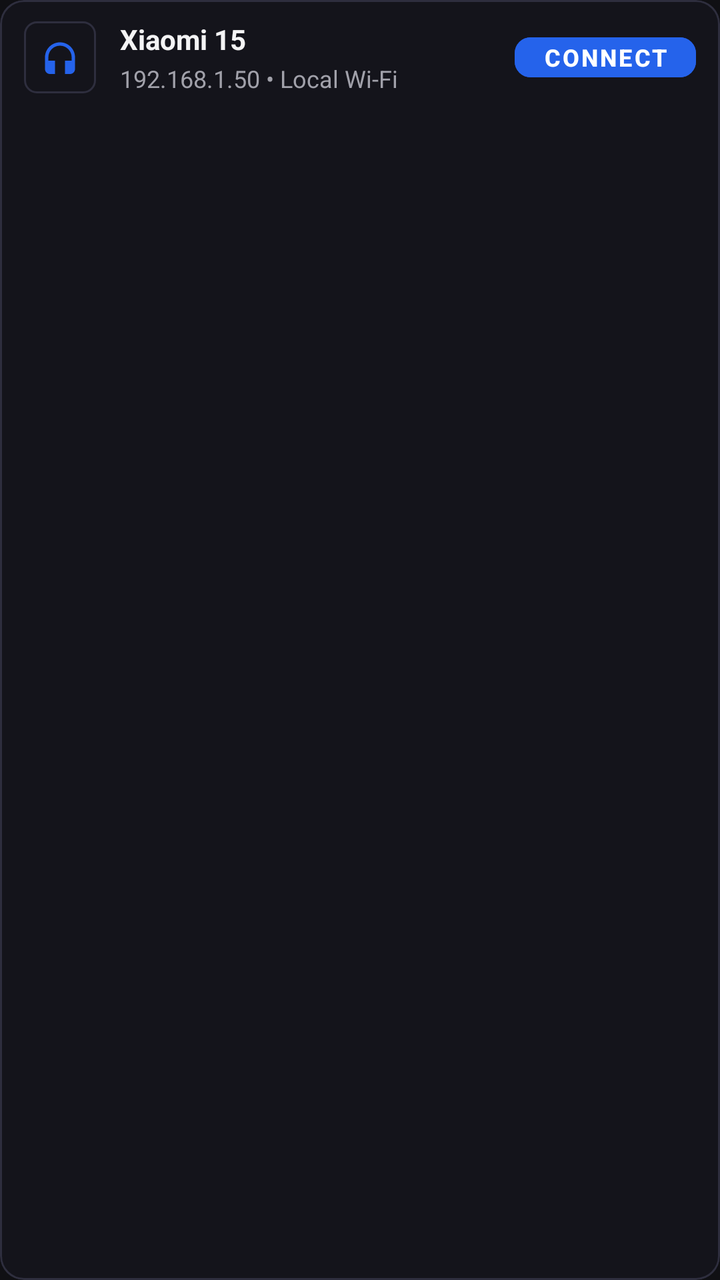
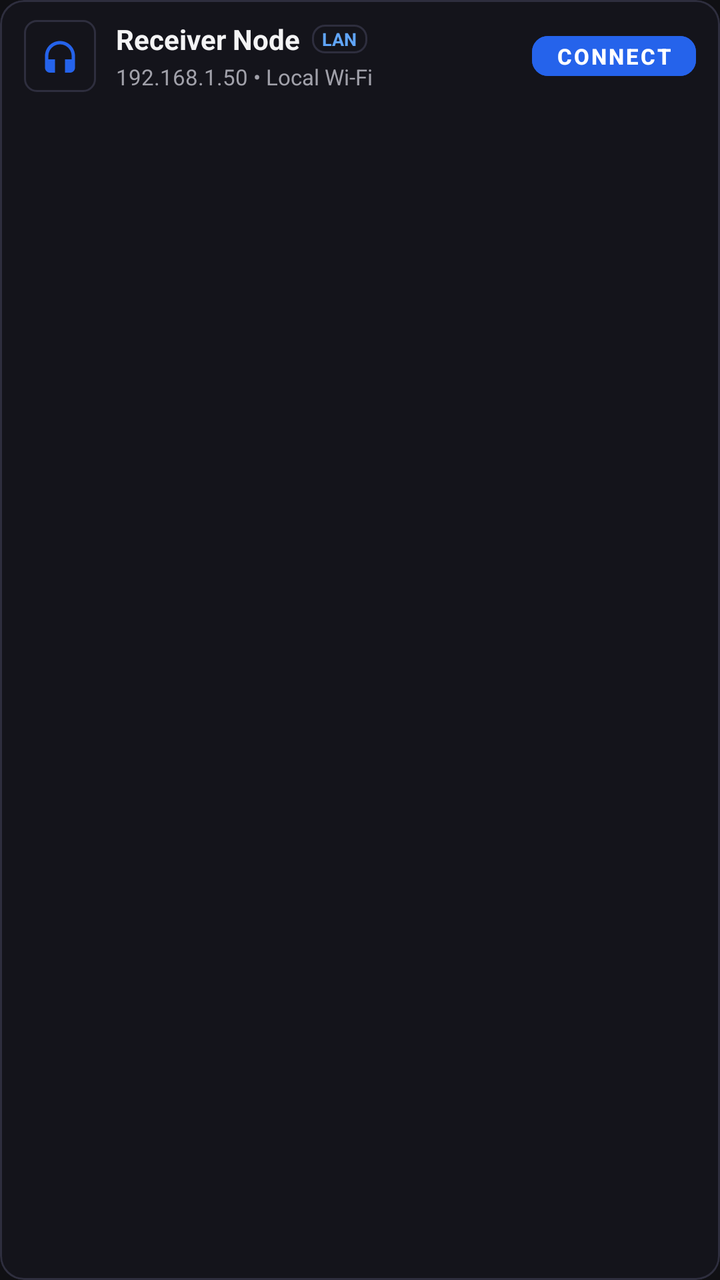

An Android layout rendered at two revisions. The XML below is the earlier revision; the diff shows what the commit changed to produce the second picture.
<!-- AndroidManifest.xml: application theme Theme.AudioStreamer -->
<!-- res/layout/item_connection_device.xml -->
<?xml version="1.0" encoding="utf-8"?>
<com.google.android.material.card.MaterialCardView
    xmlns:android="http://schemas.android.com/apk/res/android"
    xmlns:app="http://schemas.android.com/apk/res-auto"
    android:id="@+id/card_connection_device"
    android:layout_width="match_parent"
    android:layout_height="wrap_content"
    android:layout_marginBottom="8dp"
    android:clickable="true"
    android:focusable="true"
    android:foreground="?attr/selectableItemBackground"
    app:cardCornerRadius="12dp"
    app:cardElevation="0dp"
    app:strokeColor="@color/card_stroke"
    app:strokeWidth="1dp"
    app:cardBackgroundColor="@color/input_bg">

    <LinearLayout
        android:layout_width="match_parent"
        android:layout_height="wrap_content"
        android:orientation="horizontal"
        android:gravity="center_vertical"
        android:paddingStart="12dp"
        android:paddingEnd="12dp"
        android:paddingTop="10dp"
        android:paddingBottom="10dp">

        
        <FrameLayout
            android:layout_width="36dp"
            android:layout_height="36dp"
            android:background="@drawable/bg_stat_badge"
            android:layout_marginEnd="12dp">

            <ImageView
                android:id="@+id/iv_device_icon"
                android:layout_width="20dp"
                android:layout_height="20dp"
                android:layout_gravity="center"
                android:src="@drawable/ic_receiver"
                app:tint="@color/primary" />
        </FrameLayout>

        
        <LinearLayout
            android:layout_width="0dp"
            android:layout_height="wrap_content"
            android:layout_weight="1"
            android:orientation="vertical">

            <LinearLayout
                android:layout_width="wrap_content"
                android:layout_height="wrap_content"
                android:orientation="horizontal"
                android:gravity="center_vertical">

                <TextView
                    android:id="@+id/tv_device_name"
                    android:layout_width="wrap_content"
                    android:layout_height="wrap_content"
                    android:text="Xiaomi 15"
                    android:textSize="14sp"
                    android:textStyle="bold"
                    android:textColor="@color/text_primary"
                    android:maxLines="1"
                    android:ellipsize="end" />

                
                <View
                    android:id="@+id/view_active_dot"
                    android:layout_width="6dp"
                    android:layout_height="6dp"
                    android:layout_marginStart="8dp"
                    android:background="@drawable/bg_badge"
                    android:backgroundTint="@color/status_green"
                    android:visibility="gone" />
            </LinearLayout>

            <TextView
                android:id="@+id/tv_device_details"
                android:layout_width="wrap_content"
                android:layout_height="wrap_content"
                android:text="192.168.1.50 • Local Wi-Fi"
                android:textSize="12sp"
                android:textColor="@color/text_secondary"
                android:maxLines="3"
                android:lineSpacingExtra="2dp"
                android:ellipsize="end"
                android:layout_marginTop="2dp" />
        </LinearLayout>

        
        <LinearLayout
            android:layout_width="wrap_content"
            android:layout_height="wrap_content"
            android:orientation="horizontal"
            android:gravity="center_vertical">

            
            <com.google.android.material.button.MaterialButton
                android:id="@+id/btn_device_disconnect"
                style="@style/Widget.MaterialComponents.Button.OutlinedButton"
                android:layout_width="wrap_content"
                android:layout_height="32dp"
                android:minHeight="0dp"
                android:minWidth="0dp"
                android:paddingLeft="10dp"
                android:paddingRight="10dp"
                android:paddingTop="0dp"
                android:paddingBottom="0dp"
                android:textSize="11sp"
                android:textStyle="bold"
                android:textColor="@color/status_red"
                app:strokeColor="@color/status_red"
                app:strokeWidth="1dp"
                app:cornerRadius="8dp"
                android:text="Disconnect"
                android:visibility="gone" />

            
            <com.google.android.material.button.MaterialButton
                android:id="@+id/btn_device_connect"
                style="@style/Widget.MaterialComponents.Button.UnelevatedButton"
                android:layout_width="wrap_content"
                android:layout_height="32dp"
                android:minHeight="0dp"
                android:minWidth="0dp"
                android:paddingLeft="14dp"
                android:paddingRight="14dp"
                android:paddingTop="0dp"
                android:paddingBottom="0dp"
                android:textSize="12sp"
                android:textStyle="bold"
                android:backgroundTint="@color/primary"
                android:textColor="@color/white"
                app:cornerRadius="8dp"
                android:text="Connect" />
        </LinearLayout>
    </LinearLayout>
</com.google.android.material.card.MaterialCardView>
<!-- resources referenced by this layout -->
<resources>
  <color name="card_stroke">#2E2E3E</color>
  <color name="input_bg">#14141B</color>
  <color name="primary">#2563EB</color>
  <color name="status_green">#10B981</color>
  <color name="status_red">#EF4444</color>
  <color name="text_primary">#F4F4F5</color>
  <color name="text_secondary">#A1A1AA</color>
  <color name="white">#FFFFFFFF</color>
  <!-- drawable bg_badge (drawable) -->
  <?xml version="1.0" encoding="utf-8"?>
  <shape xmlns:android="http://schemas.android.com/apk/res/android"
      android:shape="rectangle">
      <corners android:radius="6dp" />
      <solid android:color="#757575" />
  </shape>
  <!-- drawable bg_stat_badge (drawable) -->
  <?xml version="1.0" encoding="utf-8"?>
  <shape xmlns:android="http://schemas.android.com/apk/res/android"
      android:shape="rectangle">
      <corners android:radius="6dp" />
      <solid android:color="@color/input_bg" />
      <stroke
          android:width="1dp"
          android:color="@color/card_stroke" />
  </shape>
  <!-- drawable ic_receiver (drawable) -->
  <vector xmlns:android="http://schemas.android.com/apk/res/android"
      android:width="24dp"
      android:height="24dp"
      android:viewportWidth="24"
      android:viewportHeight="24">
      <path
          android:fillColor="#FFFFFFFF"
          android:pathData="M12,3c-4.97,0 -9,4.03 -9,9v7c0,1.66 1.34,3 3,3h3v-8L5,14v-2c0,-3.87 3.13,-7 7,-7s7,3.13 7,7v2l-4,0v8h3c1.66,0 3,-1.34 3,-3v-7c0,-4.97 -4.03,-9 -9,-9z"/>
  </vector>
  <style name="Theme.AudioStreamer" parent="Theme.MaterialComponents.NoActionBar">
          <item name="colorPrimary">@color/primary</item>
          <item name="colorPrimaryVariant">@color/primary_variant</item>
          <item name="colorOnPrimary">@color/white</item>
          <item name="colorSecondary">@color/secondary</item>
          <item name="colorSecondaryVariant">@color/secondary_variant</item>
          <item name="colorOnSecondary">@color/white</item>
          <item name="android:windowBackground">@color/bg_screen</item>
          <item name="android:statusBarColor">@color/bg_screen</item>
          <item name="android:navigationBarColor">@color/bg_screen</item>
          <item name="android:windowLightStatusBar">false</item>
      </style>
  <color name="primary_variant">#1D4ED8</color>
  <color name="secondary">#0D9488</color>
  <color name="secondary_variant">#0F766E</color>
  <color name="bg_screen">#101014</color>
</resources>

<!-- the commit's change to res/layout/item_connection_device.xml (unified diff, before → after) -->
@@ -18,123 +18,202 @@
     <LinearLayout
         android:layout_width="match_parent"
         android:layout_height="wrap_content"
-        android:orientation="horizontal"
-        android:gravity="center_vertical"
+        android:orientation="vertical"
         android:paddingStart="12dp"
         android:paddingEnd="12dp"
         android:paddingTop="10dp"
         android:paddingBottom="10dp">
 
         
-        <FrameLayout
-            android:layout_width="36dp"
-            android:layout_height="36dp"
-            android:background="@drawable/bg_stat_badge"
-            android:layout_marginEnd="12dp">
-
-            <ImageView
-                android:id="@+id/iv_device_icon"
-                android:layout_width="20dp"
-                android:layout_height="20dp"
-                android:layout_gravity="center"
-                android:src="@drawable/ic_receiver"
-                app:tint="@color/primary" />
-        </FrameLayout>
-
-        
         <LinearLayout
-            android:layout_width="0dp"
-            android:layout_height="wrap_content"
-            android:layout_weight="1"
-            android:orientation="vertical">
-
-            <LinearLayout
-                android:layout_width="wrap_content"
-                android:layout_height="wrap_content"
-                android:orientation="horizontal"
-                android:gravity="center_vertical">
-
-                <TextView
-                    android:id="@+id/tv_device_name"
-                    android:layout_width="wrap_content"
-                    android:layout_height="wrap_content"
-                    android:text="Xiaomi 15"
-                    android:textSize="14sp"
-                    android:textStyle="bold"
-                    android:textColor="@color/text_primary"
-                    android:maxLines="1"
-                    android:ellipsize="end" />
-
-                
-                <View
-                    android:id="@+id/view_active_dot"
-                    android:layout_width="6dp"
-                    android:layout_height="6dp"
-                    android:layout_marginStart="8dp"
-                    android:background="@drawable/bg_badge"
-                    android:backgroundTint="@color/status_green"
-                    android:visibility="gone" />
-            </LinearLayout>
-
-            <TextView
-                android:id="@+id/tv_device_details"
-                android:layout_width="wrap_content"
-                android:layout_height="wrap_content"
-                android:text="192.168.1.50 • Local Wi-Fi"
-                android:textSize="12sp"
-                android:textColor="@color/text_secondary"
-                android:maxLines="3"
-                android:lineSpacingExtra="2dp"
-                android:ellipsize="end"
-                android:layout_marginTop="2dp" />
-        </LinearLayout>
-
-        
-        <LinearLayout
-            android:layout_width="wrap_content"
+            android:layout_width="match_parent"
             android:layout_height="wrap_content"
             android:orientation="horizontal"
             android:gravity="center_vertical">
 
             
-            <com.google.android.material.button.MaterialButton
-                android:id="@+id/btn_device_disconnect"
-                style="@style/Widget.MaterialComponents.Button.OutlinedButton"
+            <FrameLayout
+                android:layout_width="36dp"
+                android:layout_height="36dp"
+                android:background="@drawable/bg_stat_badge"
+                android:layout_marginEnd="10dp">
+
+                <ImageView
+                    android:id="@+id/iv_device_icon"
+                    android:layout_width="20dp"
+                    android:layout_height="20dp"
+                    android:layout_gravity="center"
+                    android:src="@drawable/ic_receiver"
+                    app:tint="@color/primary" />
+            </FrameLayout>
+
+            
+            <LinearLayout
+                android:layout_width="0dp"
+                android:layout_height="wrap_content"
+                android:layout_weight="1"
+                android:orientation="vertical">
+
+                <LinearLayout
+                    android:layout_width="wrap_content"
+                    android:layout_height="wrap_content"
+                    android:orientation="horizontal"
+                    android:gravity="center_vertical">
+
+                    <TextView
+                        android:id="@+id/tv_device_name"
+                        android:layout_width="wrap_content"
+                        android:layout_height="wrap_content"
+                        android:text="Receiver Node"
+                        android:textSize="14sp"
+                        android:textStyle="bold"
+                        android:textColor="@color/text_primary"
+                        android:maxLines="1"
+                        android:ellipsize="end" />
+
+                    
+                    <View
+                        android:id="@+id/view_active_dot"
+                        android:layout_width="6dp"
+                        android:layout_height="6dp"
+                        android:layout_marginStart="6dp"
+                        android:background="@drawable/bg_badge"
+                        android:backgroundTint="@color/status_green"
+                        android:visibility="gone" />
+
+                    
+                    <TextView
+                        android:id="@+id/tv_device_transport_badge"
+                        android:layout_width="wrap_content"
+                        android:layout_height="wrap_content"
+                        android:layout_marginStart="6dp"
+                        android:text="LAN"
+                        android:textSize="9sp"
+                        android:textStyle="bold"
+                        android:textColor="@color/pill_text"
+                        android:background="@drawable/bg_stat_badge"
+                        android:paddingStart="5dp"
+                        android:paddingEnd="5dp"
+                        android:paddingTop="1dp"
+                        android:paddingBottom="1dp" />
+                </LinearLayout>
+
+                <TextView
+                    android:id="@+id/tv_device_details"
+                    android:layout_width="wrap_content"
+                    android:layout_height="wrap_content"
+                    android:text="192.168.1.50 • Local Wi-Fi"
+                    android:textSize="11sp"
+                    android:textColor="@color/text_secondary"
+                    android:maxLines="3"
+                    android:lineSpacingExtra="1dp"
+                    android:ellipsize="end"
+                    android:layout_marginTop="2dp" />
+            </LinearLayout>
+
+            
+            <LinearLayout
                 android:layout_width="wrap_content"
-                android:layout_height="32dp"
-                android:minHeight="0dp"
-                android:minWidth="0dp"
-                android:paddingLeft="10dp"
-                android:paddingRight="10dp"
-                android:paddingTop="0dp"
-                android:paddingBottom="0dp"
+                android:layout_height="wrap_content"
+                android:orientation="horizontal"
+                android:gravity="center_vertical"
+                android:layout_marginStart="6dp">
+
+                
+                <com.google.android.material.button.MaterialButton
+                    android:id="@+id/btn_device_disconnect"
+                    style="@style/Widget.MaterialComponents.Button.OutlinedButton"
+                    android:layout_width="wrap_content"
+                    android:layout_height="32dp"
+                    android:minHeight="0dp"
+                    android:minWidth="0dp"
+                    android:paddingLeft="10dp"
+                    android:paddingRight="10dp"
+                    android:paddingTop="0dp"
+                    android:paddingBottom="0dp"
+                    android:textSize="11sp"
+                    android:textStyle="bold"
+                    android:textColor="@color/status_red"
+                    app:strokeColor="@color/status_red"
+                    app:strokeWidth="1dp"
+                    app:cornerRadius="8dp"
+                    android:text="Disconnect"
+                    android:visibility="gone" />
+
+                
+                <com.google.android.material.button.MaterialButton
+                    android:id="@+id/btn_device_connect"
+                    style="@style/Widget.MaterialComponents.Button.UnelevatedButton"
+                    android:layout_width="wrap_content"
+                    android:layout_height="32dp"
+                    android:minHeight="0dp"
+                    android:minWidth="0dp"
+                    android:paddingLeft="12dp"
+                    android:paddingRight="12dp"
+                    android:paddingTop="0dp"
+                    android:paddingBottom="0dp"
+                    android:textSize="11sp"
+                    android:textStyle="bold"
+                    android:backgroundTint="@color/primary"
+                    android:textColor="@color/white"
+                    app:cornerRadius="8dp"
+                    android:text="Connect" />
+            </LinearLayout>
+        </LinearLayout>
+
+        
+        <LinearLayout
+            android:id="@+id/layout_device_volume"
+            android:layout_width="match_parent"
+            android:layout_height="wrap_content"
+            android:orientation="horizontal"
+            android:gravity="center_vertical"
+            android:layout_marginTop="8dp"
+            android:background="@drawable/bg_stat_badge"
+            android:paddingStart="8dp"
+            android:paddingEnd="8dp"
+            android:paddingTop="4dp"
+            android:paddingBottom="4dp"
+            android:visibility="gone">
+
+            
+            <ImageView
+                android:id="@+id/btn_device_mute"
+                android:layout_width="20dp"
+                android:layout_height="20dp"
+                android:src="@drawable/ic_volume_up"
+                app:tint="@color/primary"
+                android:clickable="true"
+                android:focusable="true"
+                android:layout_marginEnd="6dp" />
+
+            
+            <com.google.android.material.slider.Slider
+                android:id="@+id/slider_device_vol"
+                android:layout_width="0dp"
+                android:layout_height="wrap_content"
+                android:layout_weight="1"
+                android:valueFrom="0.0"
+                android:valueTo="100.0"
+                android:stepSize="1.0"
+                android:value="100.0"
+                app:thumbColor="@color/primary"
+                app:trackColorActive="@color/primary"
+                app:trackColorInactive="#2A2A38"
+                app:thumbRadius="7dp" />
+
+            
+            <TextView
+                android:id="@+id/tv_device_vol_val"
+                android:layout_width="36dp"
+                android:layout_height="wrap_content"
+                android:gravity="end"
+                android:text="100%"
                 android:textSize="11sp"
                 android:textStyle="bold"
-                android:textColor="@color/status_red"
-                app:strokeColor="@color/status_red"
-                app:strokeWidth="1dp"
-                app:cornerRadius="8dp"
-                android:text="Disconnect"
-                android:visibility="gone" />
-
-            
-            <com.google.android.material.button.MaterialButton
-                android:id="@+id/btn_device_connect"
-                style="@style/Widget.MaterialComponents.Button.UnelevatedButton"
-                android:layout_width="wrap_content"
-                android:layout_height="32dp"
-                android:minHeight="0dp"
-                android:minWidth="0dp"
-                android:paddingLeft="14dp"
-                android:paddingRight="14dp"
-                android:paddingTop="0dp"
-                android:paddingBottom="0dp"
-                android:textSize="12sp"
-                android:textStyle="bold"
-                android:backgroundTint="@color/primary"
-                android:textColor="@color/white"
-                app:cornerRadius="8dp"
-                android:text="Connect" />
+                android:textColor="@color/primary"
+                android:layout_marginStart="4dp" />
         </LinearLayout>
+
     </LinearLayout>
 </com.google.android.material.card.MaterialCardView>
<!-- resource entries referenced after the edit -->
@@ -2,6 +2,7 @@
 <resources>
   <color name="card_stroke">#2E2E3E</color>
   <color name="input_bg">#14141B</color>
+  <color name="pill_text">#60A5FA</color>
   <color name="primary">#2563EB</color>
   <color name="status_green">#10B981</color>
   <color name="status_red">#EF4444</color>
@@ -35,6 +36,16 @@
           android:fillColor="#FFFFFFFF"
           android:pathData="M12,3c-4.97,0 -9,4.03 -9,9v7c0,1.66 1.34,3 3,3h3v-8L5,14v-2c0,-3.87 3.13,-7 7,-7s7,3.13 7,7v2l-4,0v8h3c1.66,0 3,-1.34 3,-3v-7c0,-4.97 -4.03,-9 -9,-9z"/>
   </vector>
+  <!-- drawable ic_volume_up (drawable) -->
+  <vector xmlns:android="http://schemas.android.com/apk/res/android"
+      android:width="24dp"
+      android:height="24dp"
+      android:viewportWidth="24"
+      android:viewportHeight="24">
+    <path
+        android:fillColor="@color/text_primary"
+        android:pathData="M3,9v6h4l5,5V4L7,9H3zM16.5,12c0,-1.77 -1.02,-3.29 -2.5,-4.03v8.05c1.48,-0.73 2.5,-2.25 2.5,-4.02zM14,3.23v2.06c2.89,0.86 5,3.54 5,6.71s-2.11,5.85 -5,6.71v2.06c4.01,-0.91 7,-4.49 7,-8.77s-2.99,-7.86 -7,-8.77z"/>
+  </vector>
   <style name="Theme.AudioStreamer" parent="Theme.MaterialComponents.NoActionBar">
           <item name="colorPrimary">@color/primary</item>
           <item name="colorPrimaryVariant">@color/primary_variant</item>
